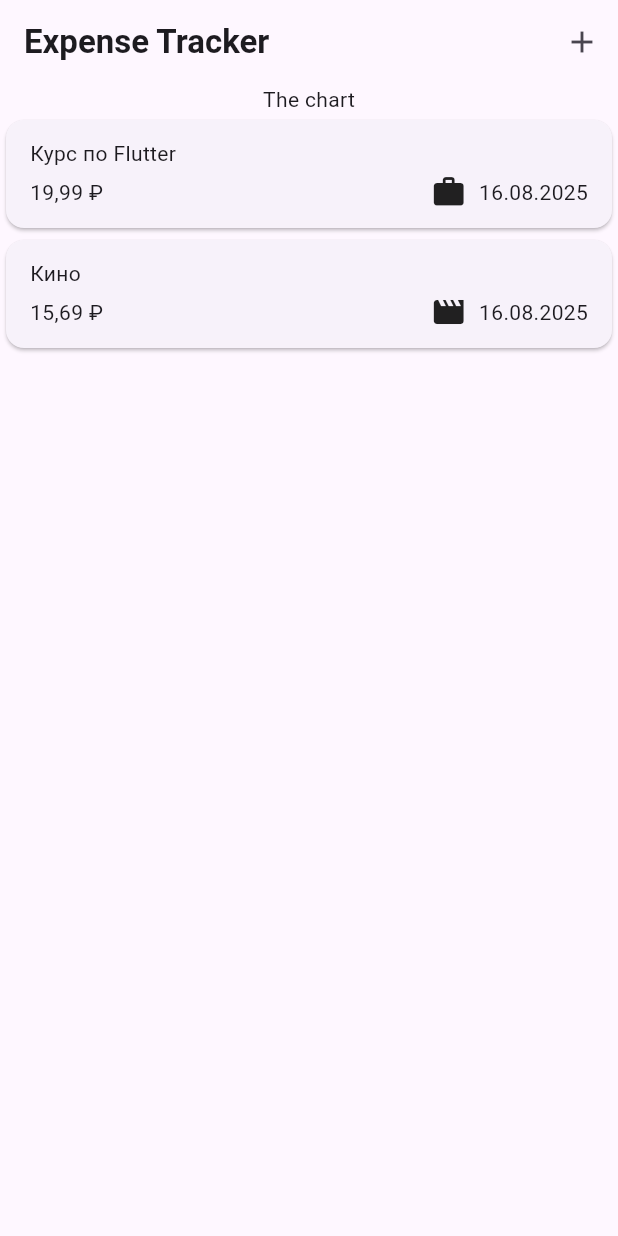
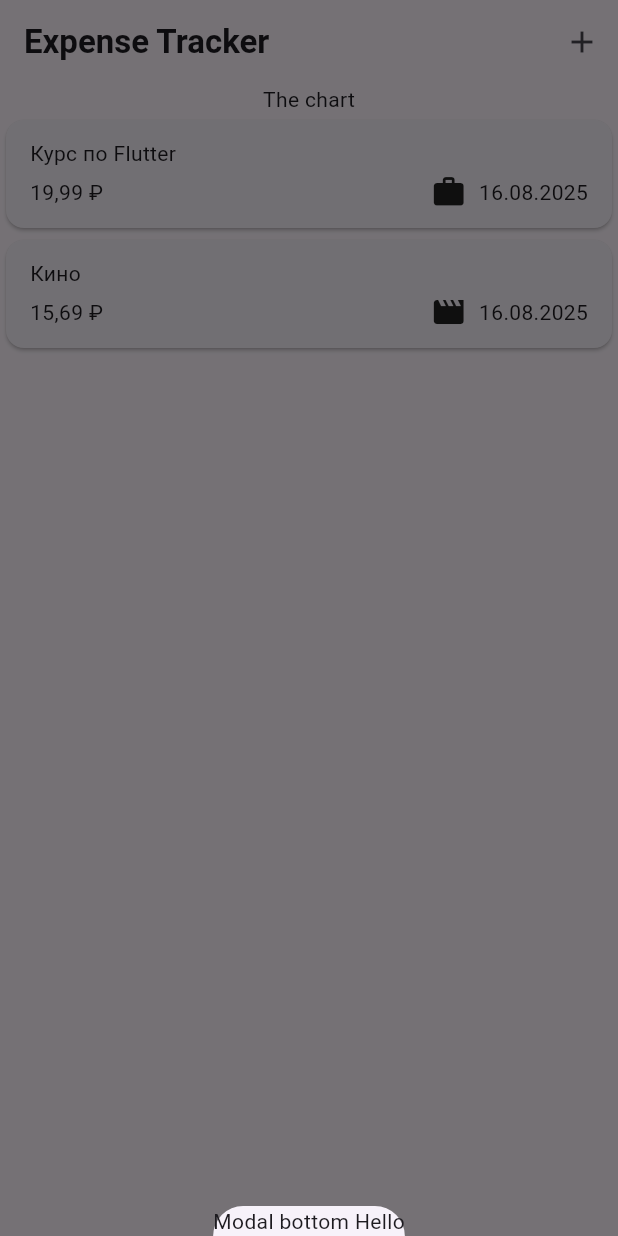
Before and after one commit to BulanovAlexander/expense_tracker, a Flutter app: the screen it shows after launch, after a tap on the "add" icon, on a phone screen of 412 x 824 dp. Run offline on Flutter 3.47's test engine with Material 3 defaults, Android fonts, the phone set to English and light mode, and no system bars.

Commit message:
Добавление модального окна

```diff
--- a/lib/widgets/expenses/expenses.dart
+++ b/lib/widgets/expenses/expenses.dart
@@ -27,6 +27,16 @@ class _ExpensesState extends State<Expenses> {
     ),
   ];
 
+  void _openAddExpenseModal() {
+    showModalBottomSheet(
+        context: context,
+        builder: (ctx) {
+          return const Text(
+            'Modal bottom Hello',
+          );
+        });
+  }
+
   @override
   Widget build(BuildContext context) {
     return Scaffold(
@@ -39,7 +49,7 @@ class _ExpensesState extends State<Expenses> {
         ),
         actions: <Widget>[
           IconButton(
-            onPressed: () {},
+            onPressed: _openAddExpenseModal,
             icon: const Icon(Icons.add),
           ),
         ],
```
